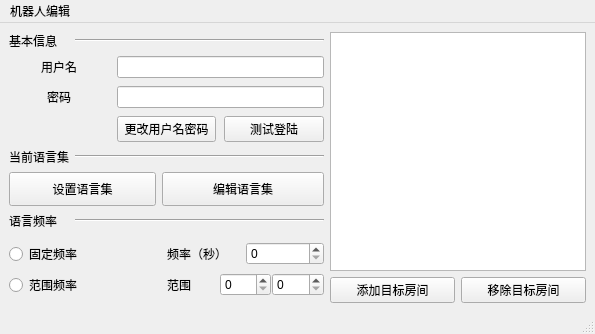
Above: autobot_edit_window_form.ui from kingyy2013/autobot before the change. Below: the same form after it.
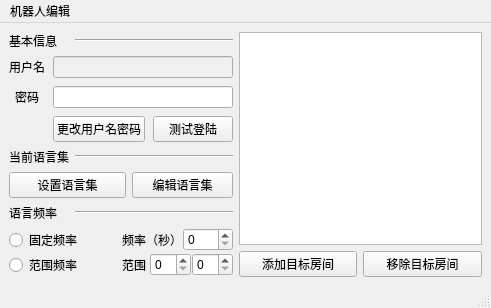
That is the form after the change.

What changed in the file:
```diff
--- a/autobot_edit_window_form.ui
+++ b/autobot_edit_window_form.ui
@@ -6,8 +6,8 @@
    <rect>
     <x>0</x>
     <y>0</y>
-    <width>595</width>
-    <height>334</height>
+    <width>491</width>
+    <height>279</height>
    </rect>
   </property>
   <property name="windowTitle">
@@ -171,7 +171,11 @@
        </widget>
       </item>
       <item row="0" column="1" colspan="2">
-       <widget class="QLineEdit" name="lineEdit_username"/>
+       <widget class="QLineEdit" name="lineEdit_username">
+        <property name="enabled">
+         <bool>false</bool>
+        </property>
+       </widget>
       </item>
       <item row="0" column="0">
        <widget class="QLabel" name="label_account">
@@ -253,7 +257,7 @@
     <rect>
      <x>0</x>
      <y>0</y>
-     <width>595</width>
+     <width>491</width>
      <height>21</height>
     </rect>
    </property>
```
